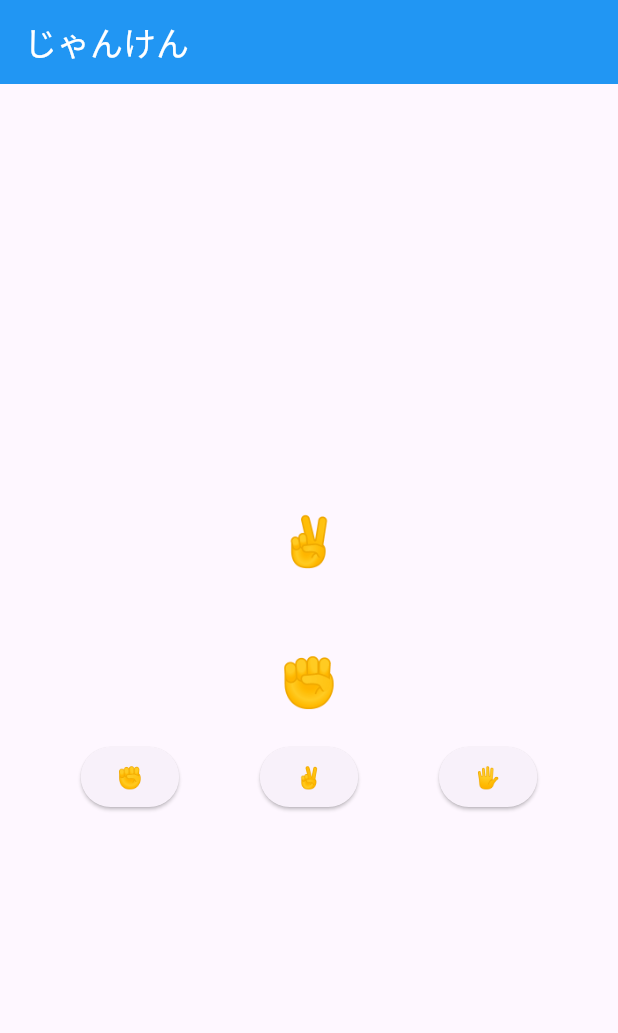
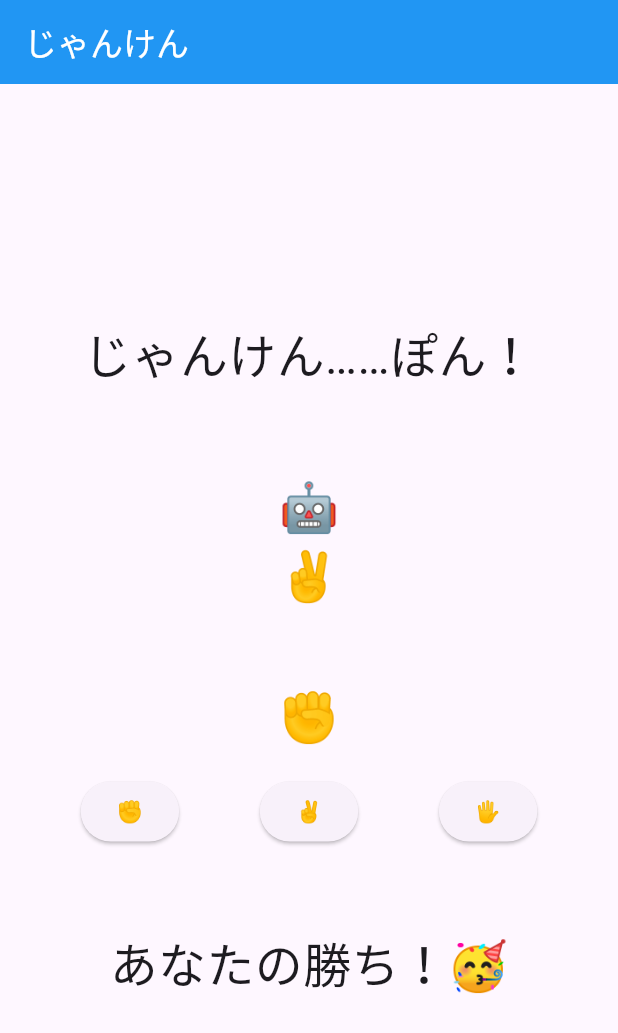
Before and after one commit to oharu-iii/HelloFlutter, a Flutter app: the screen it shows after launch, after a tap on an icon or button, on a phone screen of 412 x 824 dp. Shown: the top 1033 px of the screen. Run offline on Flutter 3.47's test engine with Material 3 defaults, Android fonts, the phone set to English and light mode, and no system bars.

Commit message:
判定を追加

```diff
--- a/janken/lib/main.dart
+++ b/janken/lib/main.dart
@@ -35,7 +35,6 @@ enum Hands {
   paper('🖐️');
 
   const Hands(this.hand);
-
   final String hand;
 
   static final Map<String, Hands> _map = {
@@ -46,22 +45,74 @@ enum Hands {
     return _map[value] ?? rock;
   }
 }
+
+enum Results {
+  win('あなたの勝ち！🥳'),
+  draw('あいこ🤔'),
+  lose('あなたの負け…🫠');
+
+  const Results(this.result);
+  final String result;
+
+  static Results judge(Hands yourHand, Hands othersHand) {
+    if (yourHand == othersHand) {
+      // あいこ
+      return Results.draw;
+    } else {
+      // その他
+      switch (yourHand) {
+        case Hands.rock:
+          return othersHand == Hands.scissors ? Results.win : Results.lose;
+        case Hands.scissors:
+          return othersHand == Hands.paper ? Results.win : Results.lose;
+        case Hands.paper:
+          return othersHand == Hands.rock ? Results.win : Results.lose;
+      }
+    }
+  }
+}
+
+enum Titles {
+  first('じゃんけん……'),
+  draw('あいこで……'),
+  other('じゃんけん……ぽん！');
+
+  const Titles(this.title);
+  final String title;
+}
+
 class _JankenPageState extends State<JankenPage> {
 
-  String myHand = Hands.rock.hand;
-  String computerHand = Hands.rock.hand;
+  Hands myHand = Hands.rock;
+  Hands computerHand = Hands.rock;
 
-  void selectHand(String selectedHand) {
+  String title = Titles.first.title;
+  String result = '';
+
+  void selectHand(Hands selectedHand) {
     myHand = selectedHand;
     print(myHand);
     generateComputerHand();
+    showResults(Results.judge(myHand, computerHand));
     setState(() {});
   }
 
   void generateComputerHand() {
     final randomInt = Random().nextInt(Hands.values.length);
-    computerHand = Hands.values[randomInt].hand;
+    computerHand = Hands.values[randomInt];
     print(computerHand);
+  }
+
+  void showResults(Results results) {
+    // 結果表示
+    result = results.result;
+
+    // タイトルを修正
+    if (results == Results.draw) {
+      title = Titles.draw.title;
+    } else {
+      title = Titles.other.title;
+    }
   }
 
   @override
@@ -80,14 +131,21 @@ class _JankenPageState extends State<JankenPage> {
           mainAxisAlignment: MainAxisAlignment.center,
           children: [
             Text(
-              computerHand,
+              title,
+              style: TextStyle(
+                fontSize: 32,
+              ),
+            ),
+            SizedBox(height: 54),
+            Text(
+              '🤖\n'+computerHand.hand,
               style: TextStyle(
                 fontSize: 32,
               ),
             ),
             SizedBox(height: 48),
             Text(
-              myHand,
+              myHand.hand,
               style: TextStyle(
                 fontSize: 32,
               ),
@@ -98,20 +156,27 @@ class _JankenPageState extends State<JankenPage> {
               children: [
                 ElevatedButton(
                   onPressed: () {
-                    selectHand(Hands.rock.hand);
+                    selectHand(Hands.rock);
                   },
                   child: Text(Hands.rock.hand)),
                 ElevatedButton(
                   onPressed: () {
-                    selectHand(Hands.scissors.hand);
+                    selectHand(Hands.scissors);
                   },
                   child: Text(Hands.scissors.hand)),
                 ElevatedButton(
                   onPressed: () {
-                    selectHand(Hands.paper.hand);
+                    selectHand(Hands.paper);
                   },
                   child: Text(Hands.paper.hand)),
               ],
+            ),
+            SizedBox(height: 54),
+            Text(
+              result,
+              style: TextStyle(
+                fontSize: 32,
+              ),
             ),
           ],
         ),
```
